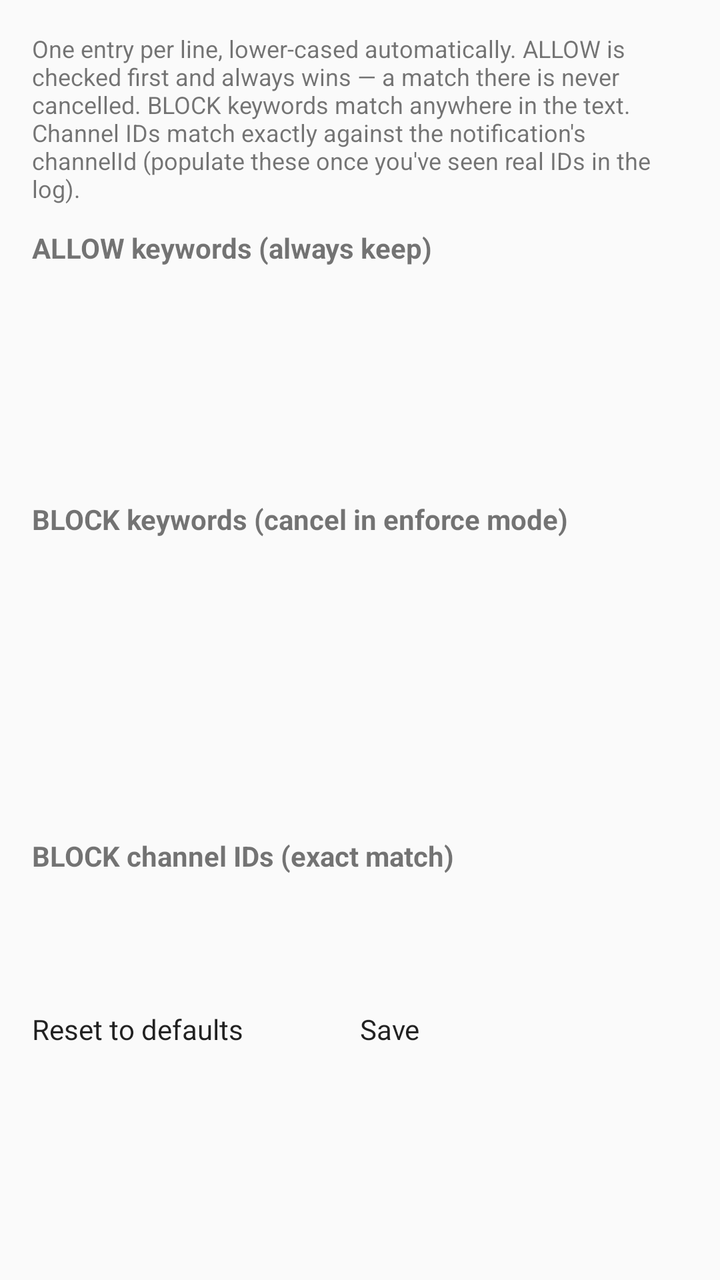
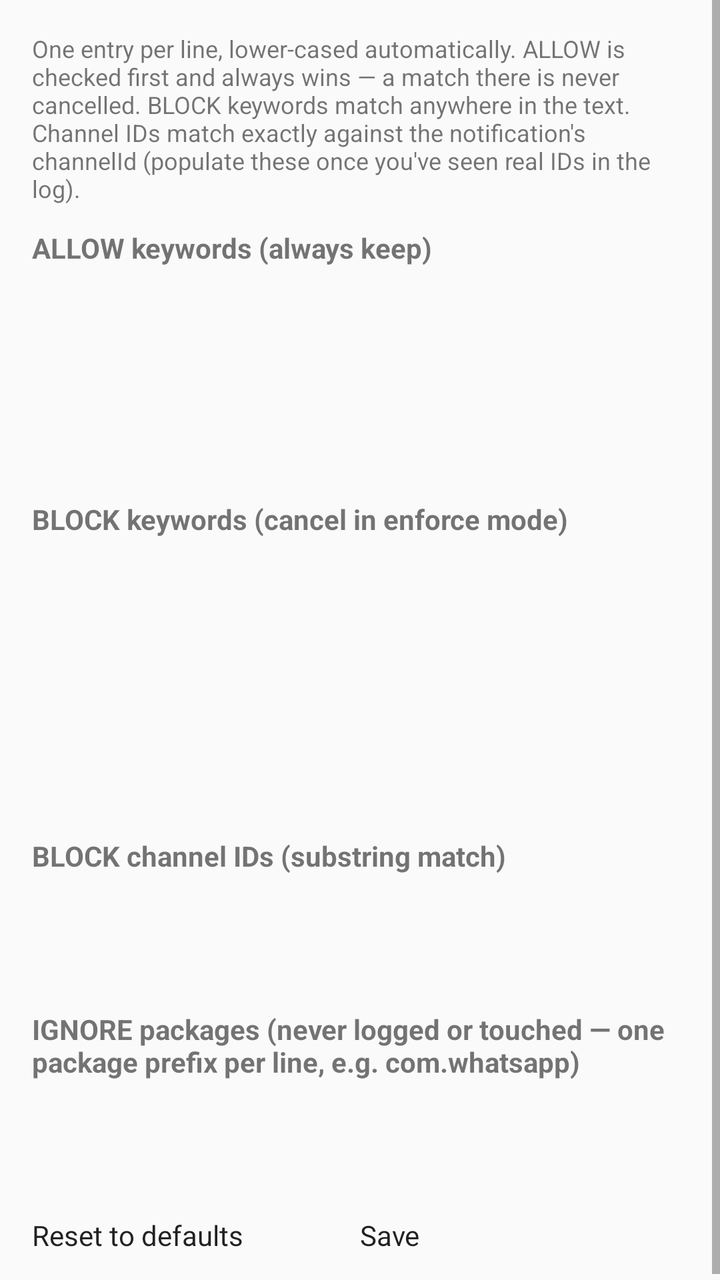

Screens rendered from an Android XML layout before and after an edit, with the pre-edit source and the edit as a unified diff.
<!-- AndroidManifest.xml: application theme Theme.PlayFilter -->
<!-- res/layout/activity_keywords.xml -->
<?xml version="1.0" encoding="utf-8"?>
<ScrollView xmlns:android="http://schemas.android.com/apk/res/android"
    android:layout_width="match_parent"
    android:layout_height="match_parent"
    android:fillViewport="true">

    <LinearLayout
        android:layout_width="match_parent"
        android:layout_height="wrap_content"
        android:orientation="vertical"
        android:padding="16dp">

        <TextView
            android:layout_width="match_parent"
            android:layout_height="wrap_content"
            android:text="@string/keywords_help"
            android:textSize="12sp"
            android:paddingBottom="12dp" />

        <TextView
            android:layout_width="wrap_content"
            android:layout_height="wrap_content"
            android:text="@string/allow_header"
            android:textStyle="bold" />

        <EditText
            android:id="@+id/allowEdit"
            android:layout_width="match_parent"
            android:layout_height="wrap_content"
            android:gravity="top"
            android:inputType="textMultiLine|textNoSuggestions"
            android:minLines="6"
            android:fontFamily="monospace"
            android:importantForAutofill="no" />

        <TextView
            android:layout_width="wrap_content"
            android:layout_height="wrap_content"
            android:paddingTop="16dp"
            android:text="@string/block_header"
            android:textStyle="bold" />

        <EditText
            android:id="@+id/blockEdit"
            android:layout_width="match_parent"
            android:layout_height="wrap_content"
            android:gravity="top"
            android:inputType="textMultiLine|textNoSuggestions"
            android:minLines="8"
            android:fontFamily="monospace"
            android:importantForAutofill="no" />

        <TextView
            android:layout_width="wrap_content"
            android:layout_height="wrap_content"
            android:paddingTop="16dp"
            android:text="@string/channels_header"
            android:textStyle="bold" />

        <EditText
            android:id="@+id/channelsEdit"
            android:layout_width="match_parent"
            android:layout_height="wrap_content"
            android:gravity="top"
            android:inputType="textMultiLine|textNoSuggestions"
            android:minLines="3"
            android:fontFamily="monospace"
            android:importantForAutofill="no" />

        <LinearLayout
            android:layout_width="match_parent"
            android:layout_height="wrap_content"
            android:orientation="horizontal"
            android:paddingTop="16dp">

            <Button
                android:id="@+id/btnReset"
                android:layout_width="0dp"
                android:layout_weight="1"
                android:layout_height="wrap_content"
                android:text="@string/reset_defaults" />

            <Button
                android:id="@+id/btnSave"
                android:layout_width="0dp"
                android:layout_weight="1"
                android:layout_height="wrap_content"
                android:text="@string/save" />
        </LinearLayout>

    </LinearLayout>
</ScrollView>
<!-- resources referenced by this layout -->
<resources>
  <string name="allow_header">ALLOW keywords (always keep)</string>
  <string name="block_header">BLOCK keywords (cancel in enforce mode)</string>
  <string name="channels_header">BLOCK channel IDs (exact match)</string>
  <string name="keywords_help">One entry per line, lower-cased automatically. ALLOW is checked first and always wins — a match there is never cancelled. BLOCK keywords match anywhere in the text. Channel IDs match exactly against the notification\'s channelId (populate these once you\'ve seen real IDs in the log).</string>
  <string name="reset_defaults">Reset to defaults</string>
  <string name="save">Save</string>
  <style name="Theme.PlayFilter" parent="@android:style/Theme.Material.Light" />
</resources>

<!-- the commit's change to res/layout/activity_keywords.xml (unified diff, before → after) -->
@@ -67,6 +67,23 @@
             android:fontFamily="monospace"
             android:importantForAutofill="no" />
 
+        <TextView
+            android:layout_width="wrap_content"
+            android:layout_height="wrap_content"
+            android:paddingTop="16dp"
+            android:text="@string/ignore_header"
+            android:textStyle="bold" />
+
+        <EditText
+            android:id="@+id/ignoreEdit"
+            android:layout_width="match_parent"
+            android:layout_height="wrap_content"
+            android:gravity="top"
+            android:inputType="textMultiLine|textNoSuggestions"
+            android:minLines="3"
+            android:fontFamily="monospace"
+            android:importantForAutofill="no" />
+
         <LinearLayout
             android:layout_width="match_parent"
             android:layout_height="wrap_content"
<!-- resource entries referenced after the edit -->
@@ -2,7 +2,8 @@
 <resources>
   <string name="allow_header">ALLOW keywords (always keep)</string>
   <string name="block_header">BLOCK keywords (cancel in enforce mode)</string>
-  <string name="channels_header">BLOCK channel IDs (exact match)</string>
+  <string name="channels_header">BLOCK channel IDs (substring match)</string>
+  <string name="ignore_header">IGNORE packages (never logged or touched — one package prefix per line, e.g. com.whatsapp)</string>
   <string name="keywords_help">One entry per line, lower-cased automatically. ALLOW is checked first and always wins — a match there is never cancelled. BLOCK keywords match anywhere in the text. Channel IDs match exactly against the notification\'s channelId (populate these once you\'ve seen real IDs in the log).</string>
   <string name="reset_defaults">Reset to defaults</string>
   <string name="save">Save</string>
